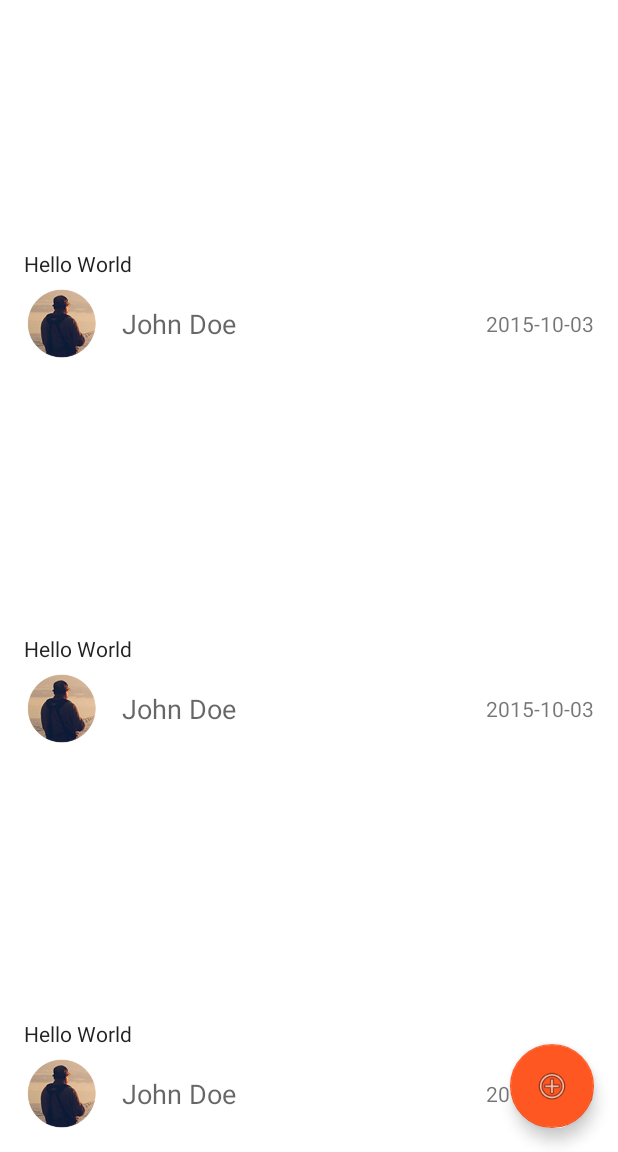
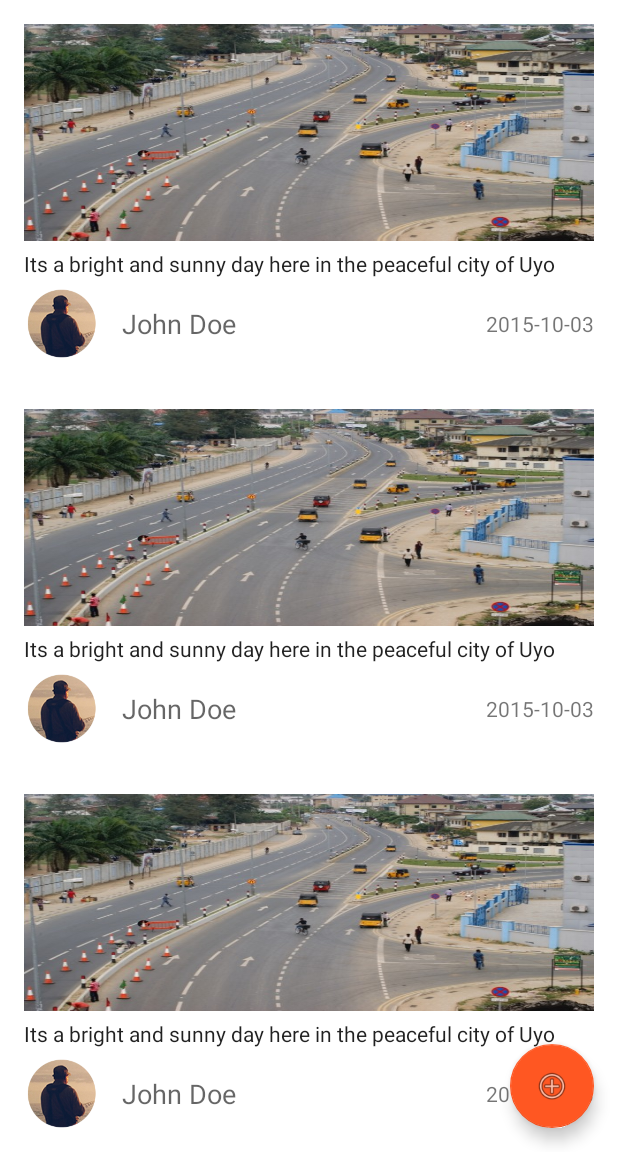
Before and after one commit to waleoyediran/uyogist, an Android app: the HomeActivity screen opened directly, with no data from a screen before it, on a phone screen of 412 x 824 dp, the part 84-1236 px from its top. Run offline under Robolectric (Android 15) with nearby library versions, the phone set to English and light mode, and no system bars; our stand-ins replace Picasso; libraries missing offline, so code that uses them is left out: retrofit.client, retrofit.converter; pictures from the network do not load.

Commit message:
Added Default photo for dummy gists

```diff
--- a/app/src/main/java/com/uyogist/uyogist/model/Gist.java
+++ b/app/src/main/java/com/uyogist/uyogist/model/Gist.java
@@ -75,7 +75,7 @@ public class Gist {
         for (int i=0; i<count; i++){
             Gist gist = new Gist();
             gist.setAuthor("John Doe");
-            gist.setGist("Hello World");
+            gist.setGist("Its a bright and sunny day here in the peaceful city of Uyo");
             gist.setCreatedAt(new Date().getTime()/1000);
             gists.add(gist);
         }
--- a/app/src/main/res/layout/row_gist_item.xml
+++ b/app/src/main/res/layout/row_gist_item.xml
@@ -11,7 +11,9 @@
         android:id="@+id/img"
         android:layout_width="match_parent"
         android:layout_height="150dp"
-        android:paddingBottom="5dp"/>
+        android:paddingBottom="5dp"
+        android:scaleType="fitXY"
+        android:src="@drawable/uyo"/>
 
     <TextView
         android:id="@+id/gist"
@@ -42,7 +44,6 @@
             android:layout_centerVertical="true"
             android:paddingLeft="15dp"
             android:paddingRight="15dp"
-            android:text="Oyewale Oyediran"
             style="@style/TextAppearance.AppCompat.Medium"
             android:lines="1"
             android:ellipsize="end"
@@ -55,7 +56,6 @@
             android:layout_alignParentRight="true"
             android:layout_alignParentEnd="true"
             android:layout_centerVertical="true"
-            android:text="Aug 16"
             style="@style/TextAppearance.AppCompat.Small"
             />
 
```
Also changed, not shown: app/src/main/res/drawable-nodpi/uyo.jpg (added).
